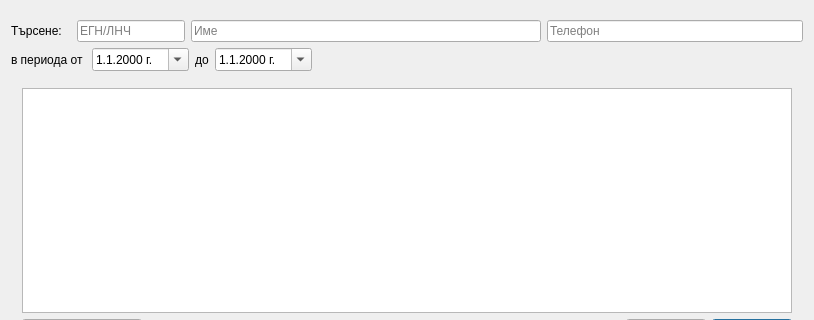
Old version of the form src/View/Widgets/BrowserDialog.ui in the repository thefinalcutbg/DinoDent; both pictures show x 0 to 814 and y 0 to 320 of the 814 by 641 pixel window.
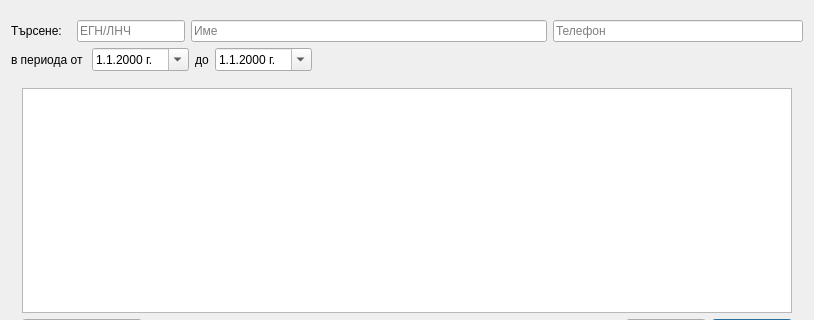
New version of the form. Custom widgets are drawn as their Qt base class.

Commit message: size policy updated

The edit to the form file:
```diff
--- a/src/View/Widgets/BrowserDialog.ui
+++ b/src/View/Widgets/BrowserDialog.ui
@@ -84,7 +84,7 @@
         <item>
          <widget class="QLineEdit" name="nameSearchEdit">
           <property name="sizePolicy">
-           <sizepolicy hsizetype="Preferred" vsizetype="Fixed">
+           <sizepolicy hsizetype="Expanding" vsizetype="Fixed">
             <horstretch>0</horstretch>
             <verstretch>0</verstretch>
            </sizepolicy>
@@ -102,9 +102,15 @@
         </item>
         <item>
          <widget class="QLineEdit" name="phoneSearchEdit">
+          <property name="sizePolicy">
+           <sizepolicy hsizetype="Preferred" vsizetype="Fixed">
+            <horstretch>0</horstretch>
+            <verstretch>0</verstretch>
+           </sizepolicy>
+          </property>
           <property name="minimumSize">
            <size>
-            <width>100</width>
+            <width>250</width>
             <height>0</height>
            </size>
           </property>
```
Left out of the diff: 16 changed lines with no effect on the pictures. The commit also changes 2 other files.
